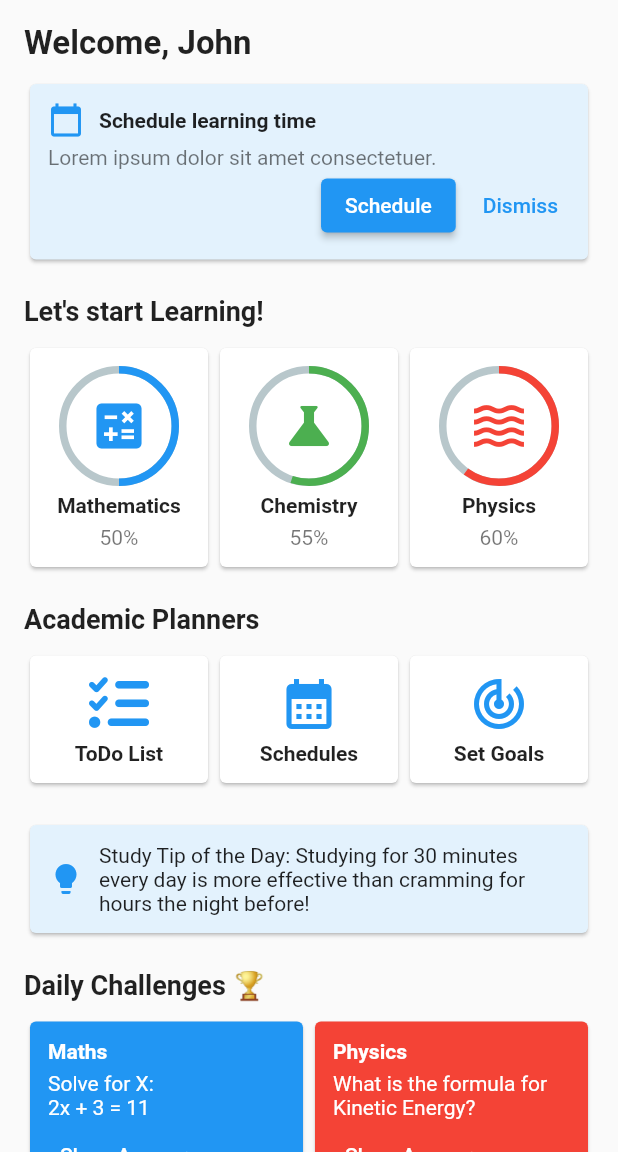
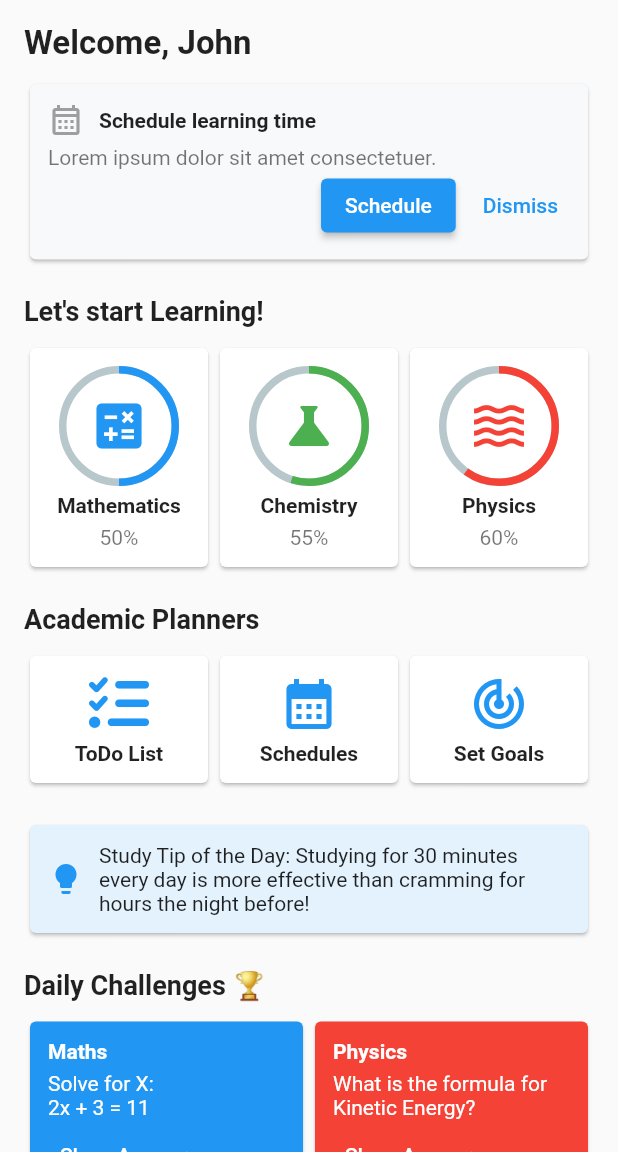
Before and after one commit to soliana-k/studyGPT-flutter, a Flutter app: the screen it shows after launch, on a phone screen of 412 x 824 dp, the part 84-1236 px from its top. Run offline on Flutter 3.47's test engine with Material 2 defaults, Android fonts, the phone set to English and light mode, and no system bars; drawn by our look-alikes of percent_indicator; our stand-ins replace font_awesome_flutter.

Commit message:
changed colors

```diff
--- a/lib/main.dart
+++ b/lib/main.dart
@@ -93,7 +93,7 @@ class StudyGPTHome extends StatelessWidget {
 
 Widget _buildScheduleCard() {
   return Card(
-    color: Colors.blue[50],
+    color: Color.fromRGBO(248, 249, 250, 1),
     child: Padding(
       padding: EdgeInsets.all(12.0),
       child: Column(
@@ -101,7 +101,7 @@ Widget _buildScheduleCard() {
         children: [
           Row(
             children: [
-              Icon(Icons.calendar_today, color: Colors.blue),
+              Icon(Icons.calendar_month_outlined, color: Colors.grey),
               SizedBox(width: 10),
               Text("Schedule learning time", style: TextStyle(fontWeight: FontWeight.bold)),
             ],
```
